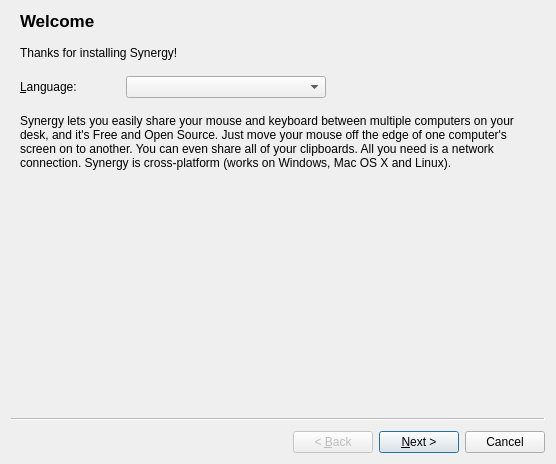
The window that src/gui/src/SetupWizardBase.ui (deskflow/deskflow) describes before a commit, drawn with Qt 5.
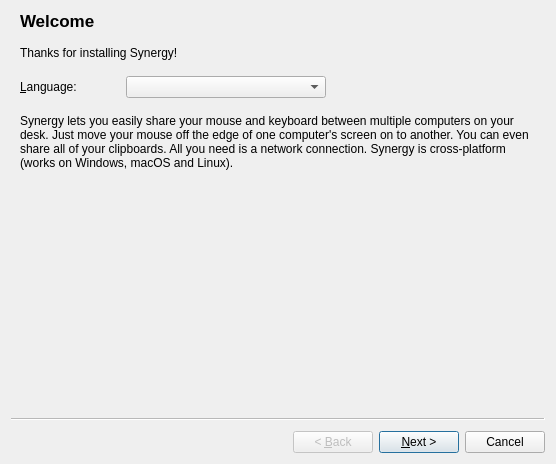
The same window after the commit.

Commit message:
SYNERGY-693 Update Welcome screen (#6886)
* SYNERGY-693 Update Welcome screen

* Update ChangeLog

* SYNERGY-693 Remove extra space

```diff
--- a/src/gui/src/SetupWizardBase.ui
+++ b/src/gui/src/SetupWizardBase.ui
@@ -111,7 +111,7 @@
        <locale language="English" country="UnitedKingdom"/>
       </property>
       <property name="text">
-       <string>Synergy lets you easily share your mouse and keyboard between multiple computers on your desk, and it's Free and Open Source. Just move your mouse off the edge of one computer's screen on to another. You can even share all of your clipboards. All you need is a network connection. Synergy is cross-platform (works on Windows, Mac OS X and Linux).</string>
+       <string>Synergy lets you easily share your mouse and keyboard between multiple computers on your desk. Just move your mouse off the edge of one computer's screen on to another. You can even share all of your clipboards. All you need is a network connection. Synergy is cross-platform (works on Windows, macOS and Linux).</string>
       </property>
       <property name="wordWrap">
        <bool>true</bool>
```
The commit also changes 1 other file.
